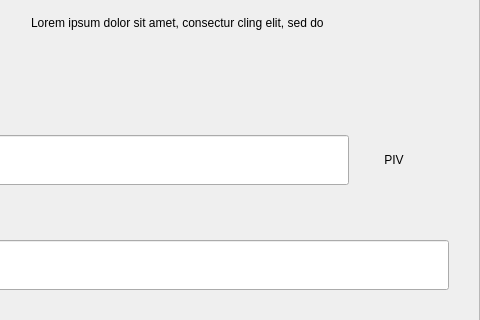
This is src/qt/pivxl/forms/requestdialog.ui in PivxLiteDev/PivxLite as Qt 5 draws it before an edit; both pictures show x 122 to 602 and y 123 to 443 of the 602 by 607 pixel window. The edited form follows.
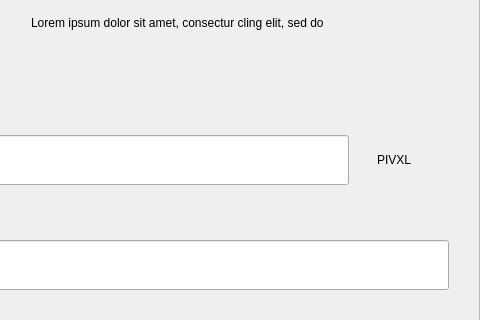
This is the edited form.

Commit message: renamed pivx to pivxl

Patch:
```diff
--- a/src/qt/pivxl/forms/requestdialog.ui
+++ b/src/qt/pivxl/forms/requestdialog.ui
@@ -324,7 +324,7 @@
                    <item>
                     <widget class="QLabel" name="comboBoxCoin">
                      <property name="text">
-                      <string>PIV</string>
+                      <string>PIVXL</string>
                      </property>
                      <property name="alignment">
                       <set>Qt::AlignCenter</set>
```
The commit also changes 435 other files.
